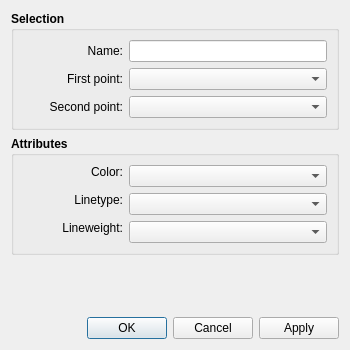
This is src/libs/vtools/dialogs/tools/dialogline.ui in FashionFreedom/Seamly2D as Qt 5 draws it before an edit. The edited form follows.
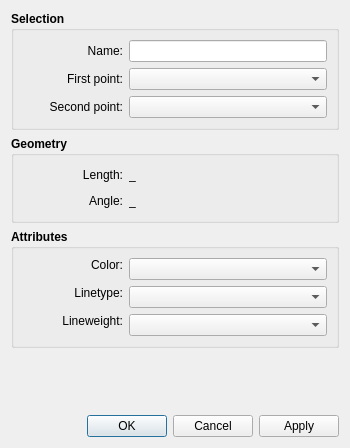
This is the edited form. Icons and pictures are not drawn. Custom widgets are drawn as their Qt base class.

Commit message: add length and angle to line dialog

```diff
--- a/src/libs/vtools/dialogs/tools/dialogline.ui
+++ b/src/libs/vtools/dialogs/tools/dialogline.ui
@@ -10,7 +10,7 @@
     <x>0</x>
     <y>0</y>
     <width>350</width>
-    <height>350</height>
+    <height>448</height>
    </rect>
   </property>
   <property name="minimumSize">
@@ -186,6 +186,176 @@
      </layout>
     </widget>
    </item>
+   <item>
+    <widget class="QGroupBox" name="geometry_GroupBox">
+     <property name="sizePolicy">
+      <sizepolicy hsizetype="Preferred" vsizetype="Expanding">
+       <horstretch>0</horstretch>
+       <verstretch>0</verstretch>
+      </sizepolicy>
+     </property>
+     <property name="font">
+      <font>
+       <pointsize>9</pointsize>
+       <bold>true</bold>
+      </font>
+     </property>
+     <property name="title">
+      <string>Geometry</string>
+     </property>
+     <layout class="QVBoxLayout" name="verticalLayout">
+      <item>
+       <layout class="QHBoxLayout" name="length_Layout">
+        <item alignment="Qt::AlignLeft">
+         <widget class="QLabel" name="labelEditFormula">
+          <property name="sizePolicy">
+           <sizepolicy hsizetype="Preferred" vsizetype="Fixed">
+            <horstretch>0</horstretch>
+            <verstretch>0</verstretch>
+           </sizepolicy>
+          </property>
+          <property name="minimumSize">
+           <size>
+            <width>100</width>
+            <height>0</height>
+           </size>
+          </property>
+          <property name="font">
+           <font>
+            <pointsize>9</pointsize>
+            <bold>false</bold>
+           </font>
+          </property>
+          <property name="text">
+           <string>Length:</string>
+          </property>
+          <property name="alignment">
+           <set>Qt::AlignRight|Qt::AlignTrailing|Qt::AlignVCenter</set>
+          </property>
+         </widget>
+        </item>
+        <item>
+         <widget class="QLabel" name="length_calculation_label">
+          <property name="sizePolicy">
+           <sizepolicy hsizetype="Preferred" vsizetype="Fixed">
+            <horstretch>0</horstretch>
+            <verstretch>0</verstretch>
+           </sizepolicy>
+          </property>
+          <property name="minimumSize">
+           <size>
+            <width>80</width>
+            <height>0</height>
+           </size>
+          </property>
+          <property name="font">
+           <font>
+            <pointsize>9</pointsize>
+            <bold>false</bold>
+           </font>
+          </property>
+          <property name="toolTip">
+           <string>Value</string>
+          </property>
+          <property name="text">
+           <string notr="true">_</string>
+          </property>
+         </widget>
+        </item>
+        <item>
+         <spacer name="length_HSpacer">
+          <property name="orientation">
+           <enum>Qt::Horizontal</enum>
+          </property>
+          <property name="sizeType">
+           <enum>QSizePolicy::Expanding</enum>
+          </property>
+          <property name="sizeHint" stdset="0">
+           <size>
+            <width>10</width>
+            <height>20</height>
+           </size>
+          </property>
+         </spacer>
+        </item>
+       </layout>
+      </item>
+      <item>
+       <layout class="QHBoxLayout" name="angle_layout">
+        <item alignment="Qt::AlignLeft">
+         <widget class="QLabel" name="labelEditAngle">
+          <property name="sizePolicy">
+           <sizepolicy hsizetype="Preferred" vsizetype="Fixed">
+            <horstretch>0</horstretch>
+            <verstretch>0</verstretch>
+           </sizepolicy>
+          </property>
+          <property name="minimumSize">
+           <size>
+            <width>100</width>
+            <height>0</height>
+           </size>
+          </property>
+          <property name="font">
+           <font>
+            <pointsize>9</pointsize>
+            <bold>false</bold>
+           </font>
+          </property>
+          <property name="text">
+           <string>Angle:</string>
+          </property>
+          <property name="alignment">
+           <set>Qt::AlignRight|Qt::AlignTrailing|Qt::AlignVCenter</set>
+          </property>
+         </widget>
+        </item>
+        <item>
+         <widget class="QLabel" name="angle_calculation_label">
+          <property name="sizePolicy">
+           <sizepolicy hsizetype="Preferred" vsizetype="Fixed">
+            <horstretch>0</horstretch>
+            <verstretch>0</verstretch>
+           </sizepolicy>
+          </property>
+          <property name="minimumSize">
+           <size>
+            <width>80</width>
+            <height>0</height>
+           </size>
+          </property>
+          <property name="font">
+           <font>
+            <pointsize>9</pointsize>
+            <bold>false</bold>
+           </font>
+          </property>
+          <property name="toolTip">
+           <string>Value</string>
+          </property>
+          <property name="text">
+           <string notr="true">_</string>
+          </property>
+         </widget>
+        </item>
+        <item>
+         <spacer name="angle_HSpacer">
+          <property name="orientation">
+           <enum>Qt::Horizontal</enum>
+          </property>
+          <property name="sizeHint" stdset="0">
+           <size>
+            <width>40</width>
+            <height>20</height>
+           </size>
+          </property>
+         </spacer>
+        </item>
+       </layout>
+      </item>
+     </layout>
+    </widget>
+   </item>
    <item>
     <widget class="QGroupBox" name="attributes_GroupBox">
      <property name="sizePolicy">
```
The commit also changes 4 other files.
